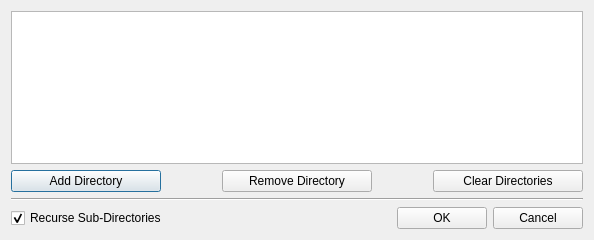
Above: gui/Window_Directories.ui from lordmulder/DoubleFilerScanner before the change. Below: the same form after it.
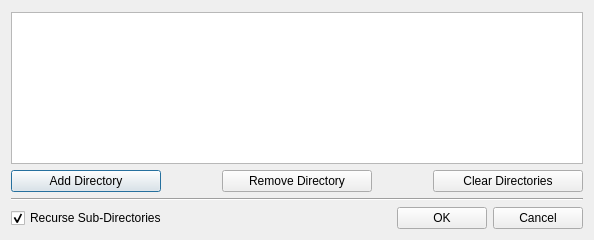
That is the form after the change. Icons and pictures are not drawn.

```diff
--- a/gui/Window_Directories.ui
+++ b/gui/Window_Directories.ui
@@ -17,6 +17,9 @@
    <string>Select Directories</string>
   </property>
   <layout class="QVBoxLayout" name="verticalLayout_2">
+   <property name="topMargin">
+    <number>12</number>
+   </property>
    <item>
     <layout class="QVBoxLayout" name="verticalLayout">
      <item>
```
